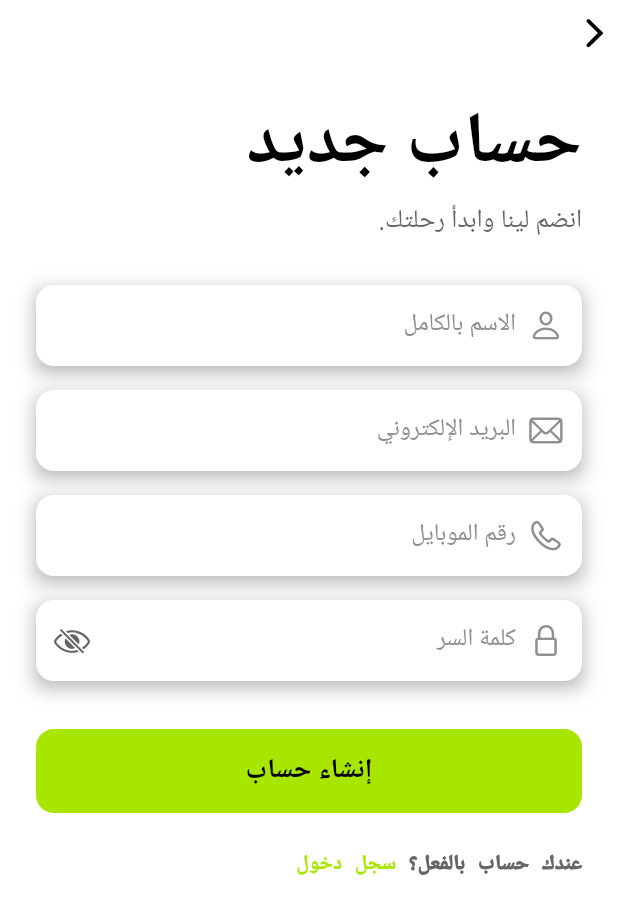
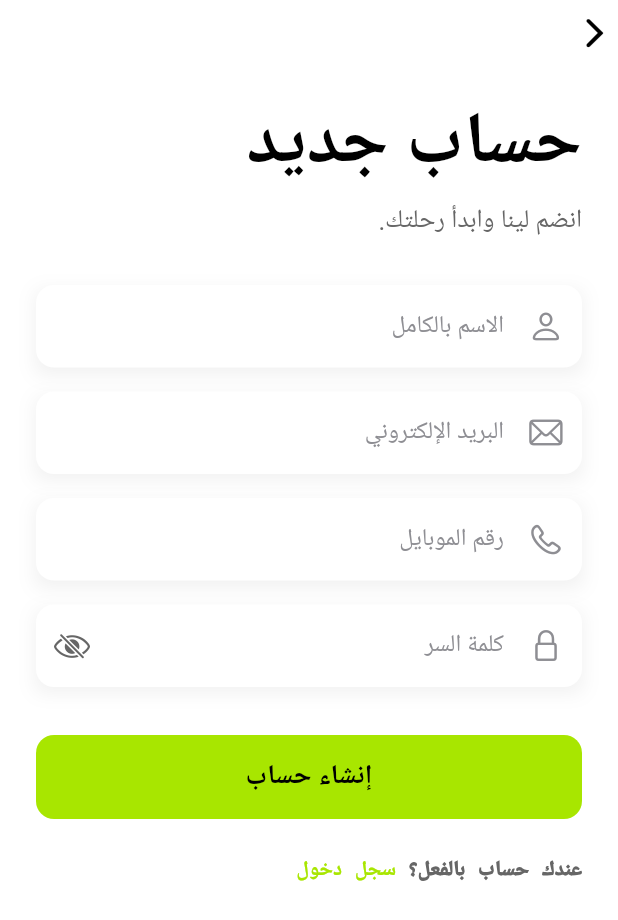
Before and after one commit to Elawady2002/Fi-El-Sekka, a Flutter app: the SignupPage screen opened directly, on a phone screen of 412 x 824 dp. Shown: the top 920 px of the screen. Run offline on Flutter 3.47's test engine with Material 3 defaults, Android fonts, the phone set to English and light mode, and no system bars; drawn by our look-alikes of flutter_animate; our stand-ins replace dartz, equatable, flutter_dotenv, flutter_map, flutter_riverpod, google_fonts and 4 more; accounts and stored records are empty; generated files the repository leaves out were written again; Roboto replaces fonts that are missing (Cairo).

Commit message:
fix: Resolve Signup Form Validation and Cleanup
- Fixed Signup Bug:
  - Refactored CustomInput to use TextFormField instead of CupertinoTextField to support Form validation.
  - Wrapped SignupPage inputs in a Form widget and added validators.
  - This resolves the issue where the signup button would fail silently due to unhandled validation.
- Code Cleanup:
  - Removed debug print statements from SupabaseAuthDataSource, SignupPage, and AuthProvider.
  - Removed TODO comment from PersonalDataPage.
  - Regenerated Riverpod code to ensure consistency.

```diff
--- a/lib/core/widgets/custom_input.dart
+++ b/lib/core/widgets/custom_input.dart
@@ -1,3 +1,4 @@
+import 'package:flutter/material.dart';
 import 'package:flutter/cupertino.dart';
 
 import '../theme/app_theme.dart';
@@ -28,36 +29,55 @@ class CustomInput extends StatelessWidget {
       decoration: BoxDecoration(
         boxShadow: [
           BoxShadow(
-            color: AppTheme.textSecondary.withValues(alpha: 0.5),
+            color: AppTheme.textSecondary.withValues(alpha: 0.1),
             blurRadius: 10,
             offset: const Offset(0, 4),
           ),
         ],
       ),
-      child: CupertinoTextField(
+      child: TextFormField(
         controller: controller,
         obscureText: isPassword,
         keyboardType: keyboardType,
-        placeholder: hintText,
-        placeholderStyle: const TextStyle(color: CupertinoColors.systemGrey),
+        validator: validator,
         style: const TextStyle(color: AppTheme.textPrimary, fontSize: 16),
-        padding: const EdgeInsets.symmetric(horizontal: 8, vertical: 16),
-        decoration: BoxDecoration(
-          color: CupertinoColors.white,
-          borderRadius: BorderRadius.circular(12),
+        decoration: InputDecoration(
+          hintText: hintText,
+          hintStyle: const TextStyle(color: CupertinoColors.systemGrey),
+          fillColor: Colors.white,
+          filled: true,
+          contentPadding: const EdgeInsets.symmetric(
+            horizontal: 16,
+            vertical: 16,
+          ),
+          border: OutlineInputBorder(
+            borderRadius: BorderRadius.circular(12),
+            borderSide: BorderSide.none,
+          ),
+          enabledBorder: OutlineInputBorder(
+            borderRadius: BorderRadius.circular(12),
+            borderSide: BorderSide.none,
+          ),
+          focusedBorder: OutlineInputBorder(
+            borderRadius: BorderRadius.circular(12),
+            borderSide: const BorderSide(
+              color: AppTheme.primaryColor,
+              width: 1.5,
+            ),
+          ),
+          errorBorder: OutlineInputBorder(
+            borderRadius: BorderRadius.circular(12),
+            borderSide: const BorderSide(color: Colors.red, width: 1),
+          ),
+          focusedErrorBorder: OutlineInputBorder(
+            borderRadius: BorderRadius.circular(12),
+            borderSide: const BorderSide(color: Colors.red, width: 1.5),
+          ),
+          prefixIcon: prefixIcon != null
+              ? Icon(prefixIcon, color: CupertinoColors.systemGrey)
+              : null,
+          suffixIcon: suffixIcon,
         ),
-        prefix: prefixIcon != null
-            ? Padding(
-                padding: const EdgeInsets.only(right: 12),
-                child: Icon(prefixIcon, color: CupertinoColors.systemGrey),
-              )
-            : null,
-        suffix: suffixIcon != null
-            ? Padding(
-                padding: const EdgeInsets.only(left: 12),
-                child: suffixIcon,
-              )
-            : null,
       ),
     );
   }
--- a/lib/features/auth/presentation/pages/signup_page.dart
+++ b/lib/features/auth/presentation/pages/signup_page.dart
@@ -102,25 +102,62 @@ class _SignupPageState extends ConsumerState<SignupPage> {
                 ),
               ).animate().fadeIn(delay: 200.ms).slideX(),
               const SizedBox(height: 32),
+              Form(
+                key: _formKey,
+                child: Column(
+                  children: [
                     CustomInput(
                           controller: _nameController,
                           hintText: "الاسم بالكامل",
                           prefixIcon: CupertinoIcons.person,
-              ).animate().fadeIn(delay: 300.ms).slideY(begin: 0.2, end: 0),
+                          validator: (value) {
+                            if (value == null || value.isEmpty) {
+                              return 'الرجاء إدخال الاسم';
+                            }
+                            return null;
+                          },
+                        )
+                        .animate()
+                        .fadeIn(delay: 300.ms)
+                        .slideY(begin: 0.2, end: 0),
                     const SizedBox(height: 16),
                     CustomInput(
                           controller: _emailController,
                           hintText: "البريد الإلكتروني",
                           prefixIcon: CupertinoIcons.mail,
                           keyboardType: TextInputType.emailAddress,
-              ).animate().fadeIn(delay: 400.ms).slideY(begin: 0.2, end: 0),
+                          validator: (value) {
+                            if (value == null || value.isEmpty) {
+                              return 'الرجاء إدخال البريد الإلكتروني';
+                            }
+                            if (!value.contains('@')) {
+                              return 'البريد الإلكتروني غير صحيح';
+                            }
+                            return null;
+                          },
+                        )
+                        .animate()
+                        .fadeIn(delay: 400.ms)
+                        .slideY(begin: 0.2, end: 0),
                     const SizedBox(height: 16),
                     CustomInput(
                           controller: _phoneController,
                           hintText: "رقم الموبايل",
                           prefixIcon: CupertinoIcons.phone,
                           keyboardType: TextInputType.phone,
-              ).animate().fadeIn(delay: 500.ms).slideY(begin: 0.2, end: 0),
+                          validator: (value) {
+                            if (value == null || value.isEmpty) {
+                              return 'الرجاء إدخال رقم الموبايل';
+                            }
+                            if (value.length < 11) {
+                              return 'رقم الموبايل غير صحيح';
+                            }
+                            return null;
+                          },
+                        )
+                        .animate()
+                        .fadeIn(delay: 500.ms)
+                        .slideY(begin: 0.2, end: 0),
                     const SizedBox(height: 16),
                     CustomInput(
                           controller: _passwordController,
@@ -131,7 +168,22 @@ class _SignupPageState extends ConsumerState<SignupPage> {
                             CupertinoIcons.eye_slash,
                             color: AppTheme.textSecondary,
                           ),
-              ).animate().fadeIn(delay: 600.ms).slideY(begin: 0.2, end: 0),
+                          validator: (value) {
+                            if (value == null || value.isEmpty) {
+                              return 'الرجاء إدخال كلمة السر';
+                            }
+                            if (value.length < 6) {
+                              return 'كلمة السر يجب أن تكون 6 أحرف على الأقل';
+                            }
+                            return null;
+                          },
+                        )
+                        .animate()
+                        .fadeIn(delay: 600.ms)
+                        .slideY(begin: 0.2, end: 0),
+                  ],
+                ),
+              ),
               const SizedBox(height: 32),
               _isLoading
                   ? const Center(child: CupertinoActivityIndicator())
--- a/lib/features/profile/presentation/pages/personal_data_page.dart
+++ b/lib/features/profile/presentation/pages/personal_data_page.dart
@@ -87,7 +87,6 @@ class _PersonalDataPageState extends ConsumerState<PersonalDataPage> {
                     return;
                   }
 
-                  // TODO: When user repository is ready, save data to Supabase
                   // For now, just show success message
                   ScaffoldMessenger.of(context).showSnackBar(
                     const SnackBar(
```
Also changed, not shown: lib/features/booking/presentation/providers/booking_provider.g.dart. Lines whose indentation alone changed are shown as unchanged.
